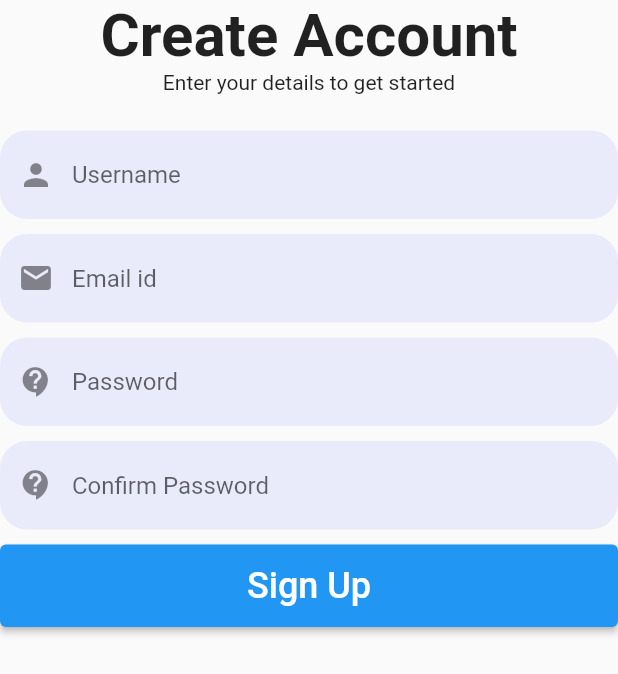
After one commit to nazmulkhanliton/edusoft_tms, a Flutter app: the SignupPage screen opened directly, on a phone screen of 412 x 824 dp. The commit adds this screen. Shown: the top 674 px of the screen. Run offline on Flutter 3.47's test engine with Material 2 defaults, Android fonts, the phone set to English and light mode, and no system bars; our stand-ins replace smooth_page_indicator.

Commit message:
SignUp Page add

```diff
--- a/lib/Screens/Login/login_screen.dart
+++ b/lib/Screens/Login/login_screen.dart
@@ -1,4 +1,6 @@
 import 'package:flutter/material.dart';
+
+import '../Signup/signup_screen.dart';
 
 class LoginPage extends StatefulWidget {
   const LoginPage({Key? key}) : super(key: key);
@@ -127,26 +129,17 @@ class _LoginPageState extends State<LoginPage> {
                       fontWeight: FontWeight.bold,
                     ),
                   ),
-
                   TextButton(
-                      onPressed: () => showDialog<String>(
-                        context: context,
-                        builder: (BuildContext context) => AlertDialog(
-                          title: const Text('Not Implemented', style: TextStyle(fontSize: 14),),
-                          content: const Text('Thank You', style: TextStyle(fontSize: 26),),
-                          actions: <Widget>[
-                            // TextButton(
-                            //   onPressed: () => Navigator.pop(context, 'Cancel'),
-                            //   child: const Text('Cancel'),
-                            // ),
-                            TextButton(
-                              onPressed: () => Navigator.pop(context, 'OK'),
-                              child: const Text('OK'),
-                            ),
-                          ],
+                    onPressed: (){
+                      Navigator.push(
+                        context,
+                        MaterialPageRoute(
+                            builder: (context) => const SignupPage()
                         ),
-                      ),
-                      child: const Text('Register now'))
+                      );
+                    },
+                    child: const Text('Register Now'),
+                  ),
                 ],
               ),
             ],
--- /dev/null
+++ b/lib/Screens/Signup/signup_screen.dart
@@ -0,0 +1,119 @@
+import 'package:flutter/material.dart';
+
+import '../Login/login_screen.dart';
+class SignupPage extends StatefulWidget {
+  const SignupPage({Key? key}) : super(key: key);
+
+  @override
+  State<SignupPage> createState() => _SignupPageState();
+}
+
+class _SignupPageState extends State<SignupPage> {
+  @override
+  Widget build(BuildContext context) {
+    return SafeArea(
+      child: Scaffold(
+        body: Column(
+          children: [
+            _header(context),
+            _inputFields(context),
+          ],
+        ),
+      ),
+    );
+  }
+  _header(context){
+    return Column(
+      children: const [
+        Text(
+          'Create Account',
+          style: TextStyle(fontSize: 40, fontWeight: FontWeight.bold),
+        ),
+        Text(
+            'Enter your details to get started'
+        ),
+      ],
+    );
+  }
+
+  _inputFields(context){
+    return Column(
+      crossAxisAlignment: CrossAxisAlignment.stretch,
+      children: [
+        const SizedBox(height: 24),
+        TextField(
+          decoration: InputDecoration(
+            hintText: 'Username',
+            fillColor: Theme.of(context).primaryColor.withOpacity(0.1),
+            filled: true,
+            prefixIcon: const Icon(Icons.person),
+            border: OutlineInputBorder(
+              borderRadius: BorderRadius.circular(18),
+              borderSide: BorderSide.none,
+            ),
+          ),
+        ),
+
+        const SizedBox(height: 10),
+
+        TextField(
+          decoration: InputDecoration(
+            hintText: 'Email id',
+            fillColor: Theme.of(context).primaryColor.withOpacity(0.1),
+            filled: true,
+            prefixIcon: const Icon(Icons.email),
+            border: OutlineInputBorder(
+              borderRadius: BorderRadius.circular(18),
+              borderSide: BorderSide.none,
+            ),
+          ),
+        ),
+
+        const SizedBox(height: 10),
+
+        TextField(
+          decoration: InputDecoration(
+            hintText: 'Password',
+            fillColor: Theme.of(context).primaryColor.withOpacity(0.1),
+            filled: true,
+            prefixIcon: const Icon(Icons.contact_support),
+            border: OutlineInputBorder(
+              borderRadius: BorderRadius.circular(18),
+              borderSide: BorderSide.none,
+            ),
+          ),
+        ),
+
+        const SizedBox(height: 10),
+
+        TextField(
+          decoration: InputDecoration(
+            hintText: 'Confirm Password',
+            fillColor: Theme.of(context).primaryColor.withOpacity(0.1),
+            filled: true,
+            prefixIcon: const Icon(Icons.contact_support),
+            border: OutlineInputBorder(
+              borderRadius: BorderRadius.circular(18),
+              borderSide: BorderSide.none,
+            ),
+          ),
+        ),
+
+        const SizedBox(
+          height: 10,
+        ),
+
+        ElevatedButton(
+          style: ElevatedButton.styleFrom(fixedSize: const Size(300, 55)),
+          onPressed: (){
+            Navigator.push(
+              context,
+              MaterialPageRoute(builder: (context) => const LoginPage()),
+            );
+          },
+          child: const Text('Sign Up', style: TextStyle(fontSize: 24)),
+        ),
+      ],
+    );
+  }
+}
```
